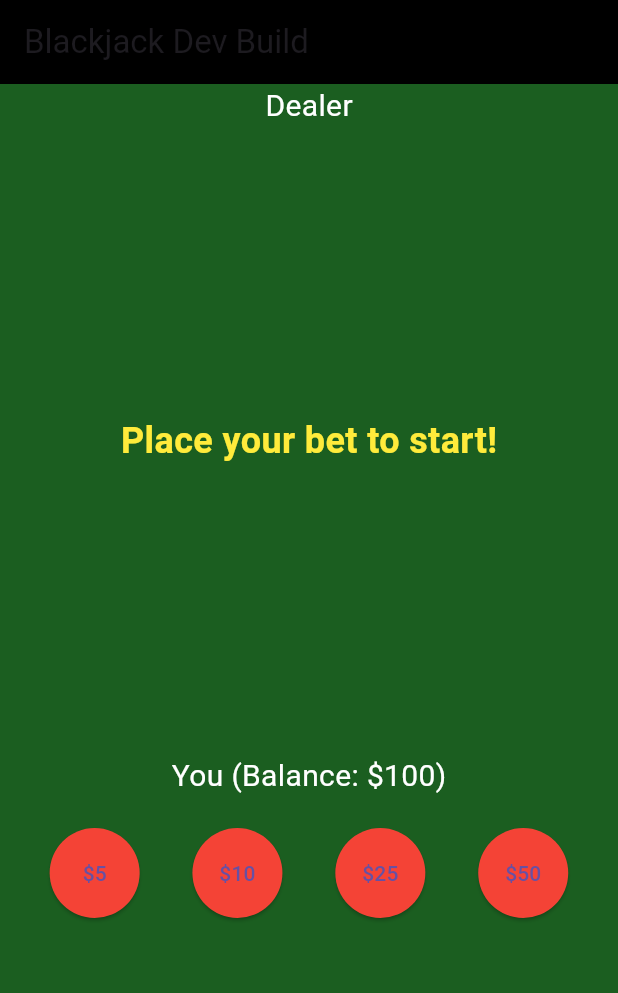
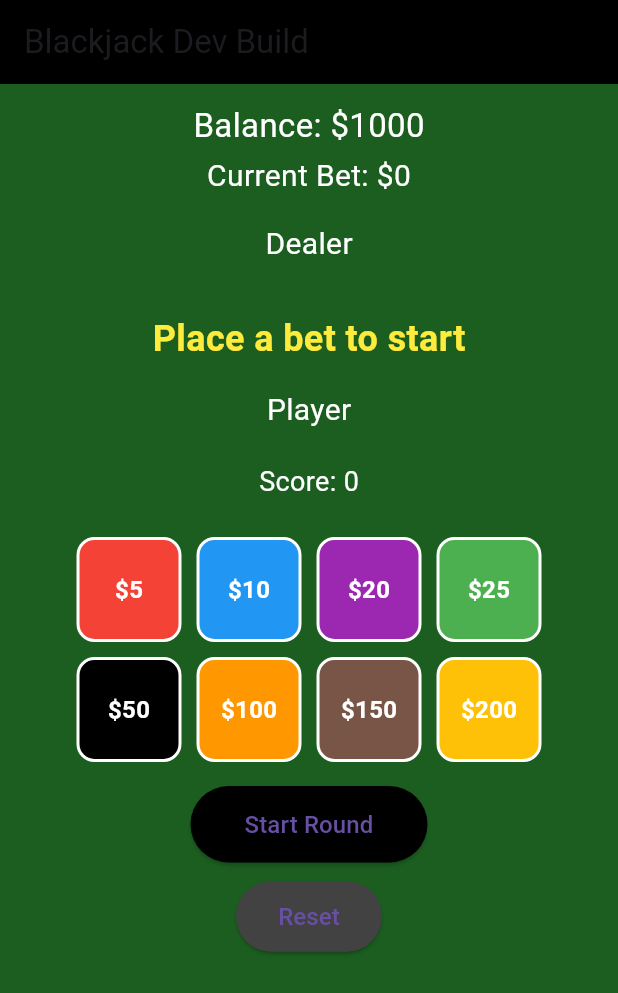
Before and after one commit to GDY3ll0W/blackjack_project, a Flutter app: the GameView screen opened directly with empty values, on a phone screen of 412 x 824 dp. Shown: the top 993 px of the screen. Run offline on Flutter 3.47's test engine with Material 3 defaults, Android fonts, the phone set to English and light mode, and no system bars; our stand-ins replace firebase_auth, firebase_core, socket_io_client; accounts and stored records are empty; network calls fail.

Commit message:
(HOLDEN) added a new UI frontend, chips, cards, dealer, balance, bet, and the blackjack logic works.

```diff
--- a/FrontEnd/lib/screens/game_view.dart
+++ b/FrontEnd/lib/screens/game_view.dart
@@ -1,178 +1,361 @@
 import 'package:flutter/material.dart';
-import 'package:socket_io_client/socket_io_client.dart' as IO;
+import '../logic/deck.dart';
+import '../models/card.dart' as model_card;
 
 class GameView extends StatefulWidget {
   final String nickname;
 
   const GameView({super.key, required this.nickname});
+
   @override
   _GameViewState createState() => _GameViewState();
 }
 
 class _GameViewState extends State<GameView> {
-  late IO.Socket socket;
+  late Deck deck;
+  List<model_card.Card> playerHand = [];
+  List<model_card.Card> dealerHand = [];
+  int balance = 1000;
+  int currentBet = 0;
+  String gameMessage = 'Place a bet to start';
+  bool isPlaying = false;
+  bool hideDealerHoleCard = true;
 
-  // Game State Variables
-  List playerHand = [];
-  List dealerHand = [];
-  int balance = 100;
-  int playerScore = 0;
-  String gameMessage = "Place your bet to start!";
-  bool isPlaying = false;
+  final List<int> betValues = [5, 10, 20, 25, 50, 100, 150, 200];
+  final Map<int, Color> betColors = {
+    5: Colors.red,
+    10: Colors.blue,
+    20: Colors.purple,
+    25: Colors.green,
+    50: Colors.black,
+    100: Colors.orange,
+    150: Colors.brown,
+    200: Colors.amber,
+  };
 
   @override
   void initState() {
     super.initState();
-    connectToServer();
+    resetGame();
   }
 
-  void connectToServer() {
-    socket = IO.io('https://nigel-nonexplainable-ernestina.ngrok-free.dev', <String, dynamic>{
-      'transports': ['websocket'],
-      'autoConnect': true,
-      'extraHeaders': {'ngrok-skip-browser-warning': 'true'}, // For ngrok compatibility
-    });
+  void resetGame() {
+    deck = Deck(numDecks: 6);
+    playerHand = [];
+    dealerHand = [];
+    currentBet = 0;
+    isPlaying = false;
+    hideDealerHoleCard = true;
+    gameMessage = 'Place a bet to start';
+    setState(() {});
+  }
 
-    socket.connect();
+  int calculateScore(List<model_card.Card> hand) {
+    int total = 0;
+    int aces = 0;
 
-    // Listens for the $100 initial balance
-    socket.on('initialState', (data) {
-      setState(() => balance = data['balance']);
-    });
+    for (final card in hand) {
+      if (card.rank == 'Ace') {
+        total += 11;
+        aces += 1;
+      } else if (['Jack', 'Queen', 'King'].contains(card.rank)) {
+        total += 10;
+      } else {
+        total += int.parse(card.rank);
+      }
+    }
 
-    // Listens for the initial deal
-    socket.on('gameStarted', (data) {
-      setState(() {
-        playerHand = data['playerHand'];
-        dealerHand = data['dealerHand'];
-        balance = data['balance'];
-        playerScore = data['playerScore'];
-        isPlaying = true;
-        gameMessage = "Hit or Stand?";
-      });
-    });
+    while (total > 21 && aces > 0) {
+      total -= 10;
+      aces -= 1;
+    }
 
-    socket.on('cardDealt', (data) {
-      setState(() {
-        playerHand.add(data['card']);
-        playerScore = data['score'];
-      });
-    });
-
-    socket.on('gameOver', (data) {
-      setState(() {
-        gameMessage = data['message'];
-        dealerHand = data['dealerHand']; // Reveals the hidden card
-        balance = data['newBalance'];
-        isPlaying = false;
-      });
-    });
+    return total;
   }
 
   void placeBet(int amount) {
-    socket.emit('placeBet', {'amount': amount});
+    if (isPlaying) {
+      setState(() => gameMessage = 'Finish the current round first');
+      return;
     }
 
-  void playerAction(String action) {
-    socket.emit('playerAction', {'action': action});
+    if (balance < amount) {
+      setState(() => gameMessage = 'Not enough balance for that bet');
+      return;
+    }
+
+    currentBet = amount;
+    setState(() => gameMessage = 'Current bet: \$$currentBet');
+  }
+
+  void dealRound() {
+    if (isPlaying) return;
+    if (currentBet == 0) {
+      setState(() => gameMessage = 'Place a bet first!');
+      return;
+    }
+
+    if (deck.remainingCards() < 10) {
+      deck = Deck(numDecks: 6);
+    }
+
+    playerHand = [deck.dealCard()!, deck.dealCard()!];
+    dealerHand = [deck.dealCard()!, deck.dealCard()!];
+    isPlaying = true;
+    hideDealerHoleCard = true;
+    gameMessage = 'Game started... Hit or Stand';
+    setState(() {});
+
+    if (calculateScore(playerHand) == 21) {
+      stand();
+    }
+  }
+
+  void hit() {
+    if (!isPlaying) return;
+
+    final card = deck.dealCard();
+    if (card == null) return;
+
+    playerHand.add(card);
+    setState(() {});
+
+    if (calculateScore(playerHand) > 21) {
+      endGame('lose', '💥 BUST! You lose');
+    }
+  }
+
+  void stand() {
+    if (!isPlaying) return;
+
+    hideDealerHoleCard = false;
+    while (calculateScore(dealerHand) < 17) {
+      final card = deck.dealCard();
+      if (card == null) break;
+      dealerHand.add(card);
+    }
+
+    final p = calculateScore(playerHand);
+    final d = calculateScore(dealerHand);
+
+    if (p > 21) {
+      endGame('lose', '💥 BUST! You lose');
+    } else if (d > 21) {
+      endGame('win', '🏆 Dealer busts! You win');
+    } else if (p > d) {
+      endGame('win', '🏆 You win');
+    } else if (p < d) {
+      endGame('lose', '❌ You lose');
+    } else {
+      endGame('push', '🫧 Push (tie)');
+    }
+  }
+
+  void endGame(String result, String message) {
+    if (result == 'win') {
+      balance += currentBet;
+    } else if (result == 'lose') {
+      balance -= currentBet;
+    }
+
+    currentBet = 0;
+    isPlaying = false;
+    hideDealerHoleCard = false;
+    setState(() => gameMessage = message);
+  }
+
+  String cardImageUrl(model_card.Card card) {
+    final rank = switch (card.rank) {
+      'Ace' => 'A',
+      'Jack' => 'J',
+      'Queen' => 'Q',
+      'King' => 'K',
+      _ => card.rank,
+    };
+    final suit = card.suit[0];
+    return 'https://deckofcardsapi.com/static/img/$rank$suit.png';
   }
 
   @override
   Widget build(BuildContext context) {
     return Scaffold(
-      backgroundColor: Colors.green[900], // Classic Casino Felt
-      appBar: AppBar(title: Text("Blackjack Dev Build"), backgroundColor: Colors.black),
-      body: Column(
-        mainAxisAlignment: MainAxisAlignment.spaceBetween,
+      backgroundColor: Colors.green[900],
+      appBar: AppBar(
+        title: const Text('Blackjack Dev Build'),
+        backgroundColor: Colors.black,
+      ),
+      body: Padding(
+        padding: const EdgeInsets.symmetric(horizontal: 16, vertical: 12),
+        child: Column(
+          crossAxisAlignment: CrossAxisAlignment.center,
           children: [
-          // 1. Dealer Section
-          Column(
-            children: [
-              Text("Dealer", style: TextStyle(color: Colors.white, fontSize: 20)),
-              Row(
-                mainAxisAlignment: MainAxisAlignment.center,
-                children: dealerHand.map((card) => CardWidget(card)).toList(),
+            Text('Balance: \$$balance', style: const TextStyle(color: Colors.white, fontSize: 22)),
+            const SizedBox(height: 4),
+            Text('Current Bet: \$$currentBet', style: const TextStyle(color: Colors.white, fontSize: 20)),
+            const SizedBox(height: 16),
+            const Text('Dealer', style: TextStyle(color: Colors.white, fontSize: 20)),
+            const SizedBox(height: 8),
+            SingleChildScrollView(
+              scrollDirection: Axis.horizontal,
+              child: Row(
+                children: dealerHand.asMap().entries.map((entry) {
+                  final index = entry.key;
+                  final card = entry.value;
+                  final hidden = hideDealerHoleCard && index == 1;
+                  return PlayingCardWidget(
+                    imageUrl: hidden
+                        ? 'https://deckofcardsapi.com/static/img/back.png'
+                        : cardImageUrl(card),
+                    rank: hidden ? null : card.rank,
+                    suit: hidden ? null : card.suit,
+                    hidden: hidden,
+                  );
+                }).toList(),
               ),
+            ),
+            const SizedBox(height: 24),
+            Text(gameMessage, style: const TextStyle(color: Colors.yellow, fontSize: 24, fontWeight: FontWeight.bold)),
+            const SizedBox(height: 16),
+            const Text('Player', style: TextStyle(color: Colors.white, fontSize: 20)),
+            const SizedBox(height: 8),
+            SingleChildScrollView(
+              scrollDirection: Axis.horizontal,
+              child: Row(
+                children: playerHand.map((card) {
+                  return PlayingCardWidget(
+                    imageUrl: cardImageUrl(card),
+                    rank: card.rank,
+                    suit: card.suit,
+                    hidden: false,
+                  );
+                }).toList(),
+              ),
+            ),
+            const SizedBox(height: 12),
+            Text('Score: ${calculateScore(playerHand)}', style: const TextStyle(color: Colors.white, fontSize: 18)),
+            const SizedBox(height: 24),
+            if (!isPlaying) buildBetSection(),
+            if (isPlaying) buildActionButtons(),
+            const SizedBox(height: 12),
+            buildControlButtons(),
           ],
         ),
-
-          // 2. Info / Message Section
-          Column(
-            children: [
-              Text(gameMessage, style: TextStyle(color: Colors.yellow, fontSize: 24, fontWeight: FontWeight.bold)),
-              if (isPlaying) Text("Score: $playerScore", style: TextStyle(color: Colors.white)),
-            ],
-          ),
-
-          // 3. Player Section
-          Column(
-            children: [
-              Row(
-                mainAxisAlignment: MainAxisAlignment.center,
-                children: playerHand.map((card) => CardWidget(card)).toList(),
-              ),
-              Text("You (Balance: \$$balance)", style: TextStyle(color: Colors.white, fontSize: 20)),
-              SizedBox(height: 20),
-
-              // Action Buttons or Chip Buttons
-              isPlaying ? buildActionButtons() : buildChipButtons(),
-            ],
-          ),
-          SizedBox(height: 20),
-        ],
       ),
     );
   }
 
-  Widget buildChipButtons() {
-    return Row(
-      mainAxisAlignment: MainAxisAlignment.spaceEvenly,
-      children: [5, 10, 25, 50].map((val) {
-        return ElevatedButton(
-          style: ElevatedButton.styleFrom(shape: CircleBorder(), padding: EdgeInsets.all(20), backgroundColor: Colors.red),
-          onPressed: () => placeBet(val),
-          child: Text("\$$val"),
+  Widget buildBetSection() {
+    return Column(
+      children: [
+        Wrap(
+          alignment: WrapAlignment.center,
+          spacing: 10,
+          runSpacing: 10,
+          children: betValues.map((value) {
+            return GestureDetector(
+              onTap: () => placeBet(value),
+              child: Container(
+                width: 70,
+                height: 70,
+                decoration: BoxDecoration(
+                  color: betColors[value],
+                  borderRadius: BorderRadius.circular(12),
+                  border: Border.all(color: Colors.white, width: 2),
+                ),
+                child: Center(
+                  child: Text('\$$value', style: const TextStyle(color: Colors.white, fontWeight: FontWeight.bold, fontSize: 16)),
+                ),
+              ),
             );
           }).toList(),
+        ),
+        const SizedBox(height: 16),
+        ElevatedButton(
+          onPressed: dealRound,
+          style: ElevatedButton.styleFrom(backgroundColor: Colors.black, padding: const EdgeInsets.symmetric(horizontal: 36, vertical: 14)),
+          child: const Text('Start Round', style: TextStyle(fontSize: 16)),
+        ),
+      ],
     );
   }
 
   Widget buildActionButtons() {
     return Row(
-      mainAxisAlignment: MainAxisAlignment.spaceEvenly,
+      mainAxisAlignment: MainAxisAlignment.center,
       children: [
-        ElevatedButton(onPressed: () => playerAction('hit'), child: Text("Hit")),
-        ElevatedButton(onPressed: () => playerAction('stand'), child: Text("Stand"), style: ElevatedButton.styleFrom(backgroundColor: Colors.blue)),
+        ElevatedButton(
+          onPressed: hit,
+          style: ElevatedButton.styleFrom(backgroundColor: Colors.red, padding: const EdgeInsets.symmetric(horizontal: 30, vertical: 14)),
+          child: const Text('Hit', style: TextStyle(fontSize: 16)),
+        ),
+        const SizedBox(width: 16),
+        ElevatedButton(
+          onPressed: stand,
+          style: ElevatedButton.styleFrom(backgroundColor: Colors.blue, padding: const EdgeInsets.symmetric(horizontal: 30, vertical: 14)),
+          child: const Text('Stand', style: TextStyle(fontSize: 16)),
+        ),
+      ],
+    );
+  }
+
+  Widget buildControlButtons() {
+    return Row(
+      mainAxisAlignment: MainAxisAlignment.center,
+      children: [
+        ElevatedButton(
+          onPressed: resetGame,
+          style: ElevatedButton.styleFrom(backgroundColor: Colors.grey[800], padding: const EdgeInsets.symmetric(horizontal: 28, vertical: 12)),
+          child: const Text('Reset', style: TextStyle(fontSize: 16)),
+        ),
       ],
     );
   }
 }
 
-// Simple Placeholder for Card Visuals
-class CardWidget extends StatelessWidget {
-  final dynamic card;
-  CardWidget(this.card);
+class PlayingCardWidget extends StatelessWidget {
+  final String imageUrl;
+  final String? rank;
+  final String? suit;
+  final bool hidden;
+
+  const PlayingCardWidget({
+    super.key,
+    required this.imageUrl,
+    this.rank,
+    this.suit,
+    this.hidden = false,
+  });
 
   @override
   Widget build(BuildContext context) {
-    bool isHidden = card['rank'] == 'Hidden';
     return Container(
-      margin: EdgeInsets.all(5),
-      padding: EdgeInsets.all(10),
-      width: 60,
-      height: 90,
+      width: 70,
+      height: 100,
+      margin: const EdgeInsets.symmetric(horizontal: 4, vertical: 4),
       decoration: BoxDecoration(
-        color: isHidden ? Colors.blue : Colors.white,
-        borderRadius: BorderRadius.circular(8),
-        border: Border.all(color: Colors.black),
+        borderRadius: BorderRadius.circular(12),
+        boxShadow: [BoxShadow(color: Colors.black.withOpacity(0.3), blurRadius: 4, offset: const Offset(0, 2))],
       ),
-      child: isHidden
-        ? Center(child: Icon(Icons.help_outline, color: Colors.white))
-        : Column(
+      child: ClipRRect(
+        borderRadius: BorderRadius.circular(12),
+        child: Image.network(
+          imageUrl,
+          fit: BoxFit.cover,
+          errorBuilder: (context, error, stackTrace) {
+            return Container(
+              color: hidden ? Colors.blue : Colors.white,
+              alignment: Alignment.center,
+              child: Column(
+                mainAxisAlignment: MainAxisAlignment.center,
                 children: [
-              Text(card['rank'], style: TextStyle(fontWeight: FontWeight.bold)),
-              Text(card['suit'][0]), // First letter of Suit
+                  if (!hidden) Text(rank ?? '', style: const TextStyle(fontWeight: FontWeight.bold)),
+                  if (!hidden) Text(suit != null ? suit![0] : ''),
+                  if (hidden) const Icon(Icons.help_outline, color: Colors.white),
                 ],
+              ),
+            );
+          },
+        ),
       ),
     );
   }
```
Also changed, not shown: 2 other files. Lines whose indentation alone changed are shown as unchanged.
